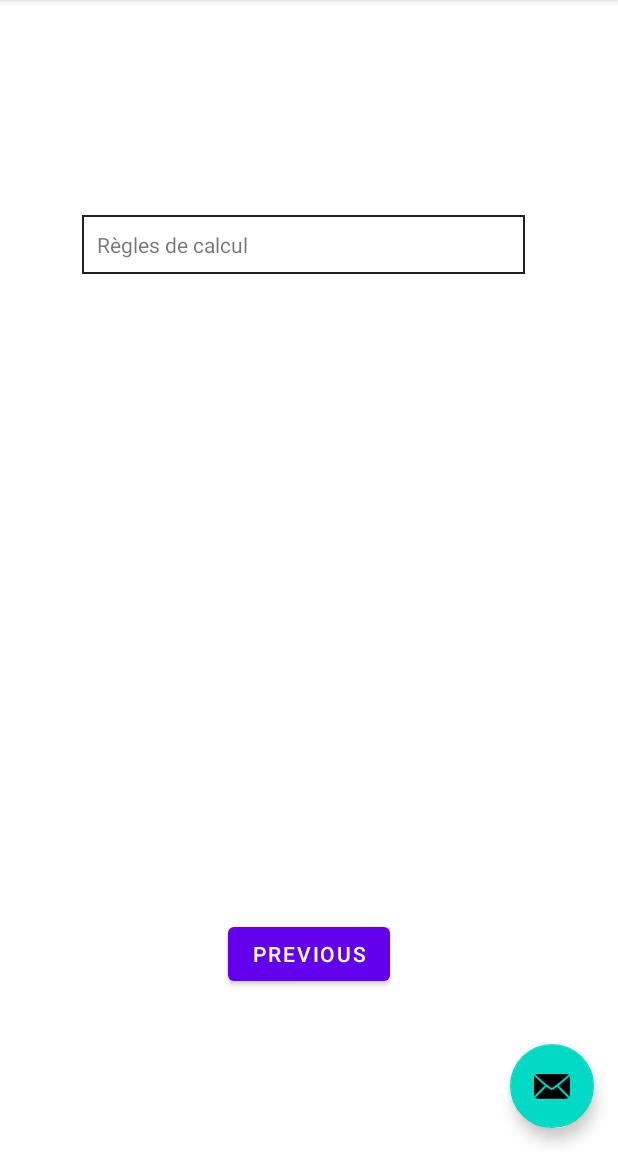
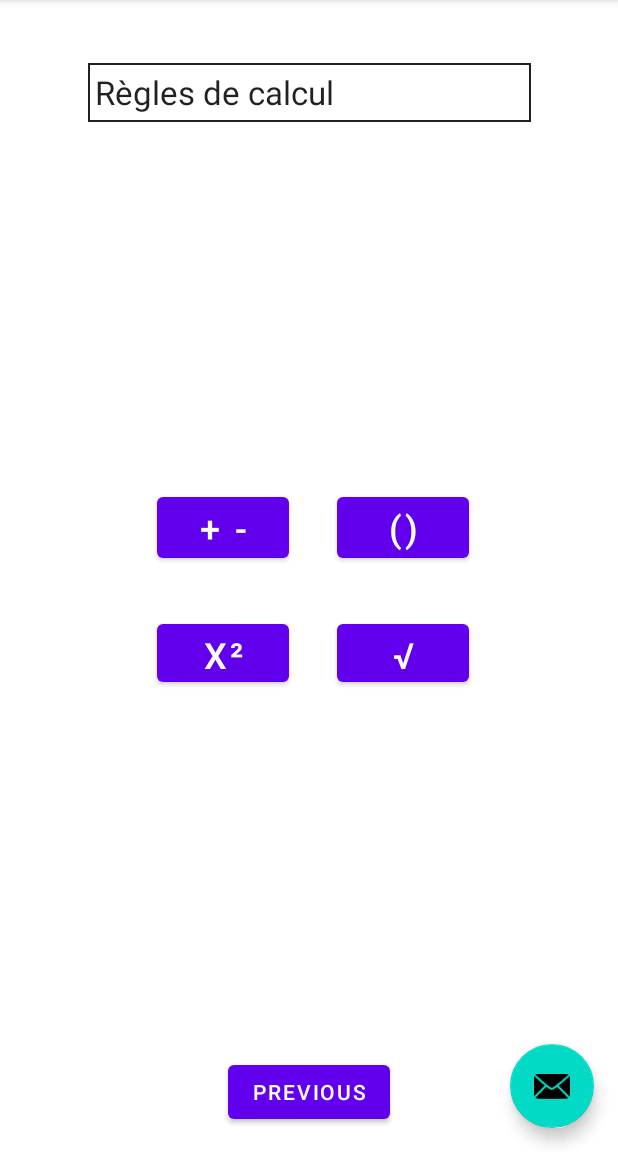
Before and after one commit to TheBoje/Gymaths, an Android app: the SecondFragment screen opened through its navigation route, on a phone screen of 412 x 824 dp, the part 84-1236 px from its top. Run offline under Robolectric (Android 15) with nearby library versions, the phone set to English and light mode, and no system bars.

Commit message:
Écran 4 fait (sous réserve de modifications ultérieures bien sûr)

```diff
--- a/gymaths/app/src/main/res/drawable/back.xml
+++ b/gymaths/app/src/main/res/drawable/back.xml
@@ -2,5 +2,5 @@
 <shape xmlns:android="http://schemas.android.com/apk/res/android" android:shape="rectangle" >
     <solid android:color="@color/white" />
     <stroke android:width="1dip" android:color="#1E2223"/>
-    <padding android:bottom="10dp" android:left="10dp" android:right="10dp" android:top="10dp"/>
+    <padding android:bottom="5dp" android:left="5dp" android:right="5dp" android:top="5dp"/>
 </shape>
--- a/gymaths/app/src/main/res/layout/fragment_first.xml
+++ b/gymaths/app/src/main/res/layout/fragment_first.xml
@@ -51,40 +51,4 @@
 
     </TableLayout>
 
-    <!-- <Button
-        android:id="@+id/regle_calculs"
-        android:layout_width="wrap_content"
-        android:layout_height="wrap_content"
-        android:layout_marginTop="100dp"
-        android:text="@string/regle_calculs"
-        app:layout_constraintBottom_toTopOf="@+id/idRemarquables_button"
-        app:layout_constraintEnd_toEndOf="parent"
-        app:layout_constraintHorizontal_bias="0.5"
-        app:layout_constraintStart_toStartOf="parent"
-        app:layout_constraintTop_toBottomOf="@+id/textview_first"
-        app:layout_constraintVertical_bias="0.786" />
-
-    <Button
-        android:id="@+id/button2"
-        android:layout_width="wrap_content"
-        android:layout_height="wrap_content"
-        android:layout_marginBottom="340dp"
-        android:text="@string/eq_ineq"
-        app:layout_constraintBottom_toBottomOf="parent"
-        app:layout_constraintEnd_toEndOf="parent"
-        app:layout_constraintHorizontal_bias="0.5"
-        app:layout_constraintStart_toStartOf="parent"
-        app:layout_constraintTop_toBottomOf="@+id/idRemarquables_button" />
-
-    <Button
-        android:id="@+id/idRemarquables_button"
-        android:layout_width="wrap_content"
-        android:layout_height="wrap_content"
-        android:text="@string/id_remarquables"
-        app:layout_constraintBottom_toTopOf="@+id/button2"
-        app:layout_constraintEnd_toEndOf="parent"
-        app:layout_constraintHorizontal_bias="0.5"
-        app:layout_constraintStart_toStartOf="parent"
-        app:layout_constraintTop_toBottomOf="@+id/regle_calculs" /> -->
-
 </androidx.constraintlayout.widget.ConstraintLayout>
--- a/gymaths/app/src/main/res/layout/fragment_second.xml
+++ b/gymaths/app/src/main/res/layout/fragment_second.xml
@@ -7,29 +7,91 @@
     tools:context=".SecondFragment">
 
 
-    <Button
-        android:id="@+id/button_second"
-        android:layout_width="wrap_content"
-        android:layout_height="wrap_content"
-        android:layout_marginBottom="108dp"
-        android:text="@string/previous"
-        app:layout_constraintBottom_toBottomOf="parent"
-        app:layout_constraintEnd_toEndOf="parent"
-        app:layout_constraintStart_toStartOf="parent" />
-
-
+    <!-- Titre de la section -->
     <TextView
         android:id="@+id/textView4"
         android:layout_width="295dp"
         android:layout_height="39dp"
         android:background="@drawable/back"
         android:text="@string/regle_calculs"
+        android:textAppearance="@style/TextAppearance.AppCompat.Large"
         android:visibility="visible"
         app:layout_constraintBottom_toTopOf="@+id/button_second"
         app:layout_constraintEnd_toEndOf="parent"
-        app:layout_constraintHorizontal_bias="0.466"
+        app:layout_constraintHorizontal_bias="0.5"
         app:layout_constraintStart_toStartOf="parent"
         app:layout_constraintTop_toTopOf="parent"
-        app:layout_constraintVertical_bias="0.25" />
+        app:layout_constraintVertical_bias="0.063" />
+
+    <!-- Choix de la section -->
+    <TableLayout
+        android:layout_width="235dp"
+        android:layout_height="167dp"
+        app:layout_constraintBottom_toTopOf="@+id/button_second"
+        app:layout_constraintEnd_toEndOf="parent"
+        app:layout_constraintHorizontal_bias="0.5"
+        app:layout_constraintStart_toStartOf="parent"
+        app:layout_constraintTop_toBottomOf="@+id/textView4">
+
+
+        <TableRow
+            android:layout_width="match_parent"
+            android:layout_height="match_parent">
+
+            <Button
+                android:id="@+id/btnOperations"
+                android:layout_width="wrap_content"
+                android:layout_height="wrap_content"
+                android:layout_margin="16dp"
+                android:layout_marginTop="100dp"
+                android:text="@string/operators"
+                android:textSize="24sp" />
+
+            <Button
+                android:id="@+id/btnPriorities"
+                android:layout_width="wrap_content"
+                android:layout_height="wrap_content"
+                android:layout_margin="16dp"
+                android:layout_marginTop="100dp"
+                android:text="@string/parentheses"
+                android:textSize="24sp" />
+        </TableRow>
+
+        <TableRow
+            android:layout_width="match_parent"
+            android:layout_height="match_parent">
+
+            <Button
+                android:id="@+id/btnXSquared"
+                android:layout_width="wrap_content"
+                android:layout_height="wrap_content"
+                android:layout_margin="16dp"
+                android:text="@string/xSquaredSymbol"
+                android:textSize="24sp" />
+
+            <Button
+                android:id="@+id/btnSqrt"
+                android:layout_width="wrap_content"
+                android:layout_height="wrap_content"
+                android:layout_margin="16dp"
+                android:text="@string/sqrtSymbol"
+                android:textSize="24sp" />
+
+        </TableRow>
+
+    </TableLayout>
+
+    <!-- Retour au menu principal -->
+    <Button
+        android:id="@+id/button_second"
+        android:layout_width="wrap_content"
+        android:layout_height="wrap_content"
+        android:layout_marginBottom="16dp"
+        android:text="@string/previous"
+        app:layout_constraintBottom_toBottomOf="parent"
+        app:layout_constraintEnd_toEndOf="parent"
+        app:layout_constraintHorizontal_bias="0.5"
+        app:layout_constraintStart_toStartOf="parent" />
+
 
 </androidx.constraintlayout.widget.ConstraintLayout>
--- a/gymaths/app/src/main/res/values/strings.xml
+++ b/gymaths/app/src/main/res/values/strings.xml
@@ -15,4 +15,8 @@
     <string name="gymaths">Gymaths</string>
     <string name="id_remarquables">Identité Remarquable</string>
     <string name="eq_ineq">Equations/Inéquations</string>
+    <string name="parentheses">()</string>
+    <string name="sqrtSymbol">√</string>
+    <string name="xSquaredSymbol">x²</string>
+    <string name="operators">+ -</string>
 </resources>
```
